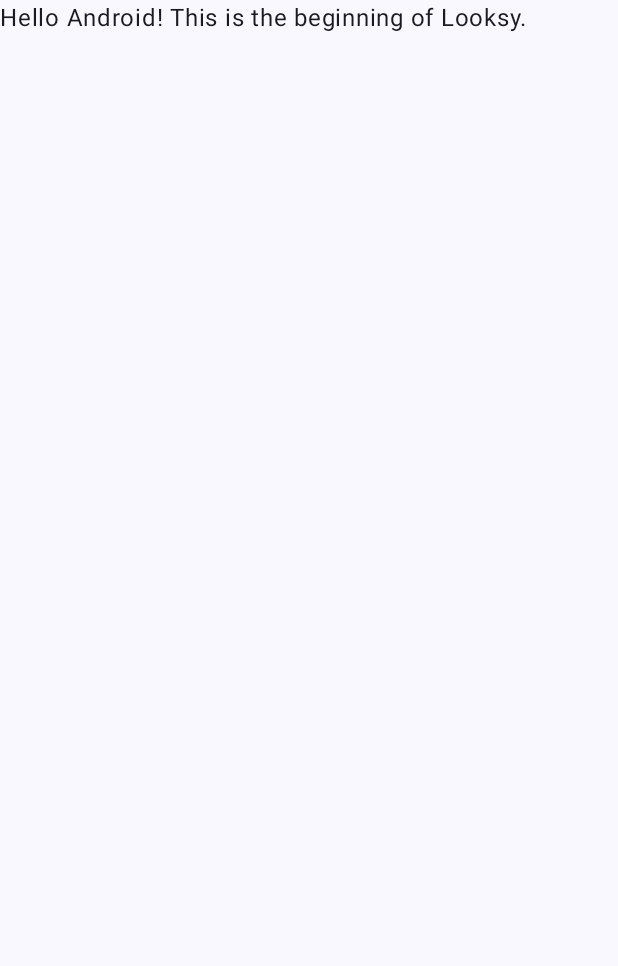
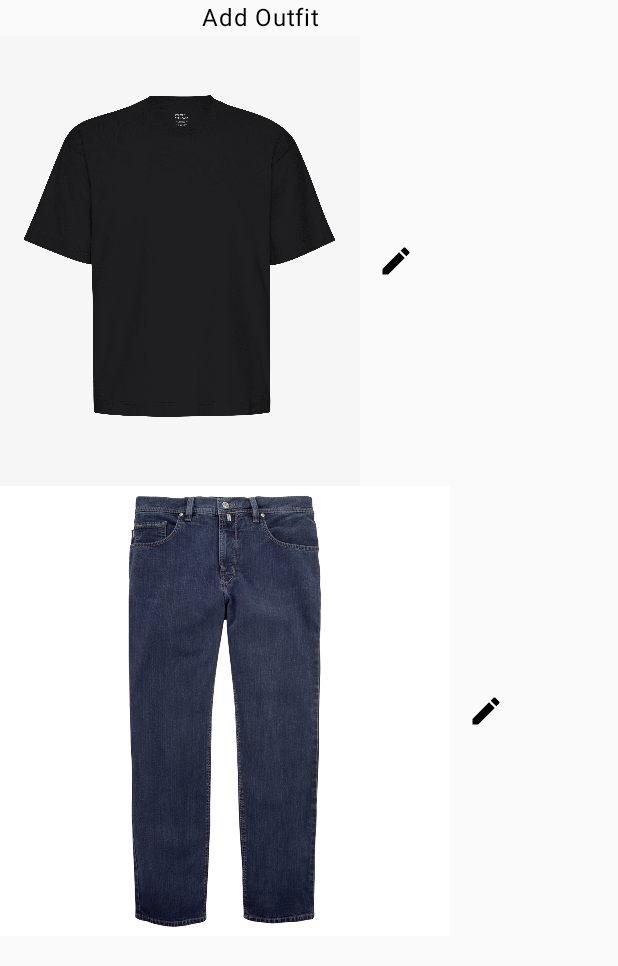
Before and after one commit to bleikerja/Looksy-Frontend, an Android app built with Jetpack Compose: the screen it shows after launch (MainActivity), on a phone screen of 412 x 824 dp. Shown: the top 966 px of the screen. Run offline under Robolectric (Android 15) with nearby library versions, the phone set to English and light mode, and no system bars.

Commit message:
create prototype of FullOutfitScreen and ClothInformationScreen

```diff
--- a/app/src/main/java/com/example/looksy/FullOutfitScreen.kt
+++ b/app/src/main/java/com/example/looksy/FullOutfitScreen.kt
@@ -1,18 +1,56 @@
 package com.example.looksy
 
+import androidx.compose.foundation.Image
+import androidx.compose.foundation.layout.Column
+import androidx.compose.foundation.layout.Row
+import androidx.compose.foundation.layout.height
+import androidx.compose.material.icons.Icons
+import androidx.compose.material.icons.filled.Create
+import androidx.compose.material3.Icon
+import androidx.compose.material3.Text
 import androidx.compose.runtime.Composable
+import androidx.compose.ui.Alignment
+import androidx.compose.ui.Modifier
+import androidx.compose.ui.graphics.painter.Painter
+import androidx.compose.ui.res.painterResource
 import androidx.compose.ui.tooling.preview.Preview
+import androidx.compose.ui.unit.dp
 import com.example.looksy.ui.theme.LooksyTheme
 
 @Composable
-fun fullOutfitScreen(){
+fun FullOutfitScreen(){
+    Column {
+        Text("Add Outfit", modifier = Modifier.align(Alignment.CenterHorizontally))
+        OutfitPart(painterResource(id = R.drawable.shirt))
+        OutfitPart(painterResource(id = R.drawable.jeans))
+    }
+}
+
+@Composable
+fun OutfitPart(image: Painter){
+    Row {
+        Image(
+            modifier = Modifier
+                .height(300.dp),
+            painter = image,
+            contentDescription = ""
+        )
+        LooksyButton(
+            { changeOutfit() },
+            Modifier.align(Alignment.CenterVertically),
+            { Icon(Icons.Default.Create, contentDescription = "") }
+        )
+    }
+}
+
+fun changeOutfit(){
 
 }
 
-@Preview
+@Preview(showBackground = true)
 @Composable
 fun FullOutfitPreview() {
     LooksyTheme {
-        fullOutfitScreen()
+        FullOutfitScreen()
     }
 }
--- a/app/src/main/java/com/example/looksy/MainActivity.kt
+++ b/app/src/main/java/com/example/looksy/MainActivity.kt
@@ -4,12 +4,7 @@ import android.os.Bundle
 import androidx.activity.ComponentActivity
 import androidx.activity.compose.setContent
 import androidx.activity.enableEdgeToEdge
-import androidx.compose.foundation.layout.fillMaxSize
-import androidx.compose.foundation.layout.padding
-import androidx.compose.material3.Scaffold
-import androidx.compose.material3.Text
 import androidx.compose.runtime.Composable
-import androidx.compose.ui.Modifier
 import androidx.compose.ui.tooling.preview.Preview
 import com.example.looksy.ui.theme.LooksyTheme
 
@@ -19,29 +14,16 @@ class MainActivity : ComponentActivity() {
         enableEdgeToEdge()
         setContent {
             LooksyTheme {
-                Scaffold(modifier = Modifier.fillMaxSize()) { innerPadding ->
-                    Greeting(
-                        name = "Android",
-                        modifier = Modifier.padding(innerPadding)
-                    )
-                }
+                FullOutfitScreen()
             }
         }
     }
 }
 
-@Composable
-fun Greeting(name: String, modifier: Modifier = Modifier) {
-    Text(
-        text = "Hello $name! This is the beginning of Looksy.",
-        modifier = modifier
-    )
-}
-
 @Preview(showBackground = true)
 @Composable
-fun GreetingPreview() {
+fun MainPreview() {
     LooksyTheme {
-        Greeting("Android")
+        FullOutfitScreen()
     }
 }
```
Also changed, not shown: app/src/main/java/com/example/looksy/ClothInformationScreen.kt (added, +70 -0 lines), app/src/main/res/drawable/jeans.jpg (added), app/src/main/res/drawable/shirt.webp (added).
